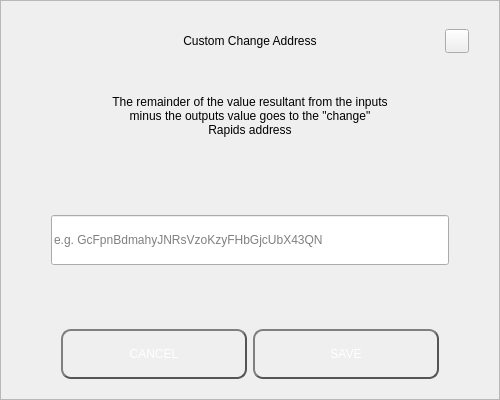
MotoAcidic/Rapids, file src/qt/rapids/forms/sendchangeaddressdialog.ui: the form before one commit.
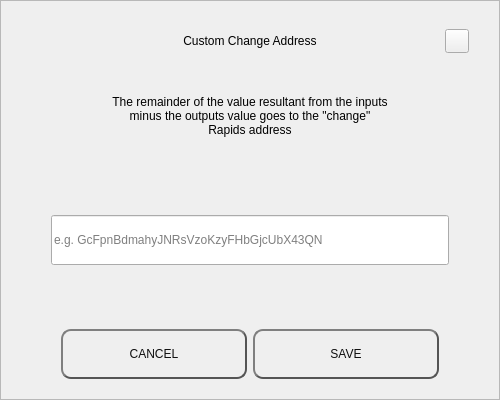
The form after the commit.

```diff
--- a/src/qt/rapids/forms/sendchangeaddressdialog.ui
+++ b/src/qt/rapids/forms/sendchangeaddressdialog.ui
@@ -250,13 +250,13 @@
           </property>
           <property name="styleSheet">
            <string notr="true">QPushButton {
-color: #fff;
+color: #0F0F0F;
 border: 2px solid #555;
 border-radius: 10px;
 border-style: outset;
 background: qradialgradient(
 cx: 0.3, cy: -0.4, fx: 0.3, fy: -0.4,
-radius: 1.35, stop: 0 #FF5533, stop: 1 #FF5533
+radius: 1.35, stop: 0 #d1d5db, stop: 1 #d1d5db
 );
 padding: 5px;
 }
@@ -286,13 +286,13 @@
           </property>
           <property name="styleSheet">
            <string notr="true">QPushButton {
-color: #fff;
+color: #0F0F0F;
 border: 2px solid #555;
 border-radius: 10px;
 border-style: outset;
 background: qradialgradient(
 cx: 0.3, cy: -0.4, fx: 0.3, fy: -0.4,
-radius: 1.35, stop: 0 #FF5533, stop: 1 #FF5533
+radius: 1.35, stop: 0 #d1d5db, stop: 1 #d1d5db
 );
 padding: 5px;
 }
```
Left out of the diff: 4 changed lines with no effect on the pictures.
